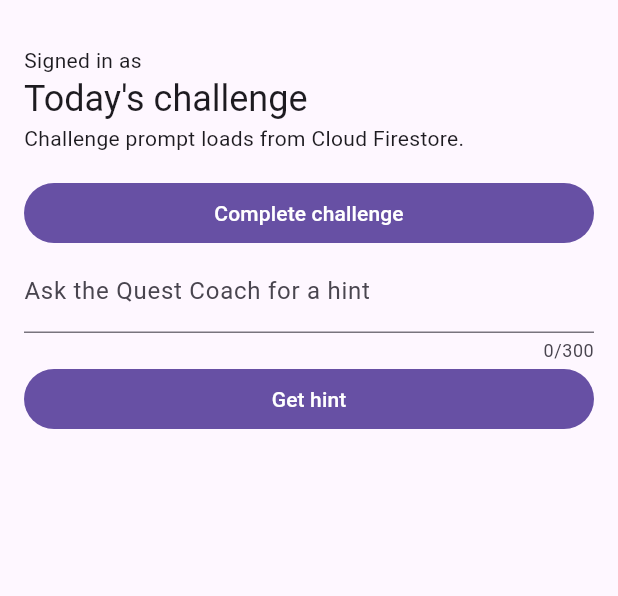
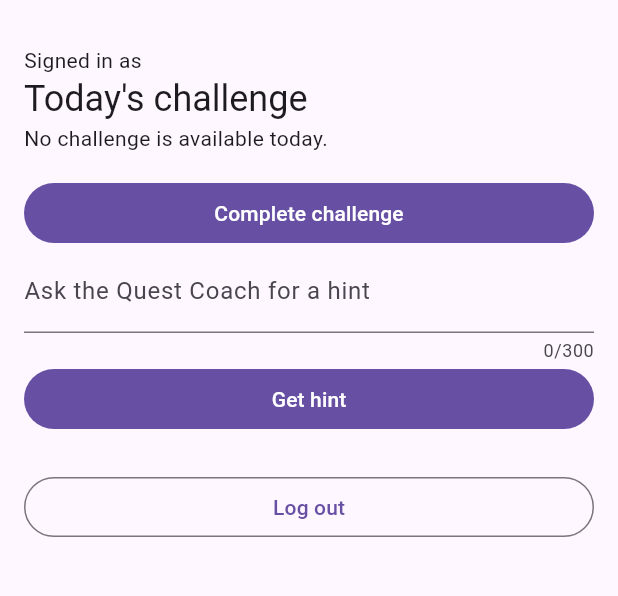
Before and after one commit to teraboop/coursework03, a Flutter app: the screen it shows once a user with an empty profile is signed in, on a phone screen of 412 x 824 dp, the part 63-659 px from its top. Run offline on Flutter 3.47's test engine with Material 3 defaults, Android fonts, the phone set to English and light mode, and no system bars; our stand-ins replace cloud_firestore, cloud_functions, firebase_auth, firebase_core; accounts and stored records are empty; generated files the repository leaves out were written again.

Commit message:
i was in the wrong directory last commit

```diff
--- a/coursework03/lib/screens/ChallengeScreen.dart
+++ b/coursework03/lib/screens/ChallengeScreen.dart
@@ -1,16 +1,16 @@
 import 'package:firebase_auth/firebase_auth.dart';
 import 'package:cloud_functions/cloud_functions.dart';
 import '../services/coach_service.dart';
+import '../services/challenge_service.dart';
 import 'package:flutter/material.dart';
+import '../services/reward_service.dart';
 
 class ChallengeScreen extends StatefulWidget {
   const ChallengeScreen({
     super.key,
     required this.user,
-    required this.onComplete,
   });
   final User user;
-  final VoidCallback onComplete;
 
   @override
   State<ChallengeScreen> createState() => _ChallengeScreenState();
@@ -20,6 +20,13 @@ class _ChallengeScreenState extends State<ChallengeScreen> {
   final questionController = TextEditingController();
   bool isLoading = false;
   String coachReply = '';
+  late Future<Map<String, Object?>> _todayFuture;
+
+  @override
+  void initState() {
+    super.initState();
+    _todayFuture = loadToday();
+  }
 
   @override
   Widget build(BuildContext context) => Scaffold(
@@ -29,9 +36,62 @@ class _ChallengeScreenState extends State<ChallengeScreen> {
       children: [
         Text('Signed in as ${widget.user.email ?? widget.user.uid}'),
         Text("Today's challenge", style: Theme.of(context).textTheme.headlineSmall),
-        const Text('Challenge prompt loads from Cloud Firestore.'),
+        FutureBuilder<Map<String, Object?>>(
+          future: _todayFuture,
+          builder: (context, snapshot) {
+            if (snapshot.connectionState == ConnectionState.waiting) {
+              return const Padding(
+                padding: EdgeInsets.symmetric(vertical: 8),
+                child: LinearProgressIndicator(),
+              );
+            }
+            if (snapshot.hasError) {
+              return Text('Could not load today\'s challenge: ${snapshot.error}');
+            }
+            final challenge = snapshot.data?['challenge'] as Map<String, dynamic>?;
+            final progress = snapshot.data?['progress'] as Map<String, dynamic>?;
+            if (challenge == null) {
+              return const Text('No challenge is available today.');
+            }
+            final completed = progress?['completed'] == true;
+            return Column(
+              crossAxisAlignment: CrossAxisAlignment.start,
+              children: [
+                Text(
+                  challenge['title'] as String? ?? 'Untitled challenge',
+                  style: Theme.of(context).textTheme.titleLarge,
+                ),
+                const SizedBox(height: 8),
+                Text(challenge['prompt'] as String? ?? ''),
+                if (completed) ...[
+                  const SizedBox(height: 8),
+                  Text(
+                    'Completed • ${progress?['points']} pts • ${progress?['badgeId']}',
+                    style: TextStyle(color: Theme.of(context).colorScheme.primary),
+                  ),
+                ],
+              ],
+            );
+          },
+        ),
         const SizedBox(height: 16),
-        FilledButton(onPressed: widget.onComplete, child: const Text('Complete challenge')),
+        FilledButton(
+          onPressed: () async {
+            try {
+              await completeChallenge();
+              if (!mounted) return;
+              setState(() {
+                _todayFuture = loadToday();
+              });
+            } on FirebaseFunctionsException catch (error) {
+              if (!mounted) return;
+              ScaffoldMessenger.of(context).showSnackBar(
+                SnackBar(content: Text('Could not complete challenge: ${error.message}')),
+              );
+            }
+          },
+          child: const Text('Complete challenge'),
+        ),
         TextField(
           maxLength: 300,
           controller: questionController,
@@ -57,7 +117,12 @@ class _ChallengeScreenState extends State<ChallengeScreen> {
         if (coachReply.isNotEmpty) ...[
           const SizedBox(height: 16),
           Text(coachReply),
-        ]
+        ],
+        const SizedBox(height: 24),
+        OutlinedButton(
+          onPressed: () => FirebaseAuth.instance.signOut(),
+          child: const Text('Log out'),
+        ),
       ],
     ),
   );
```
Also changed, not shown: 2 other files.
